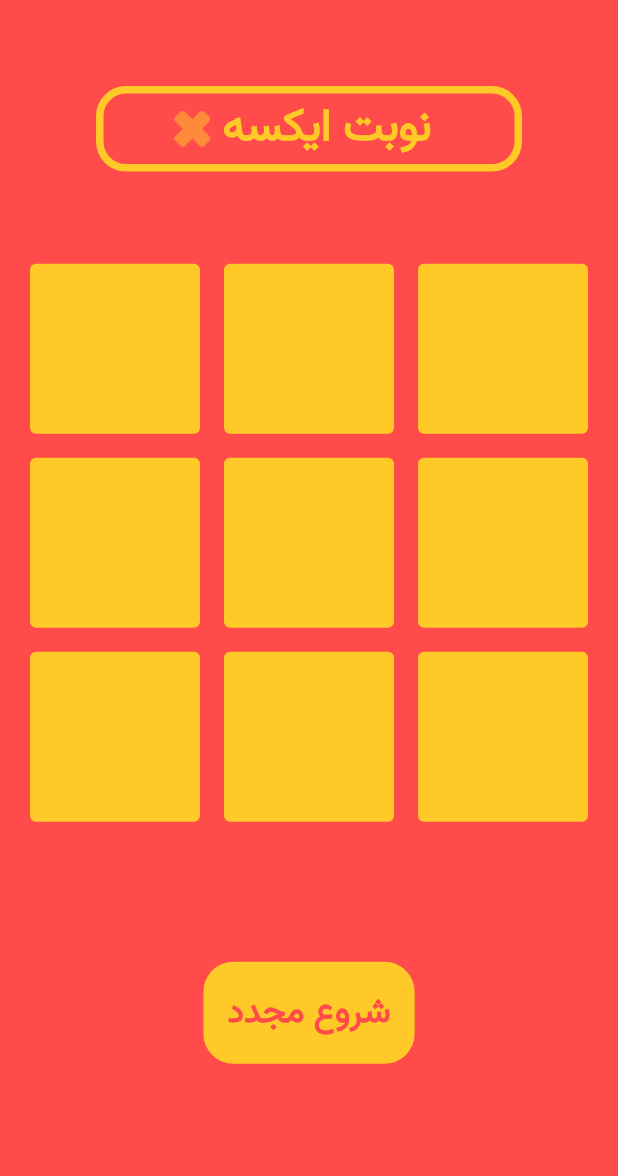
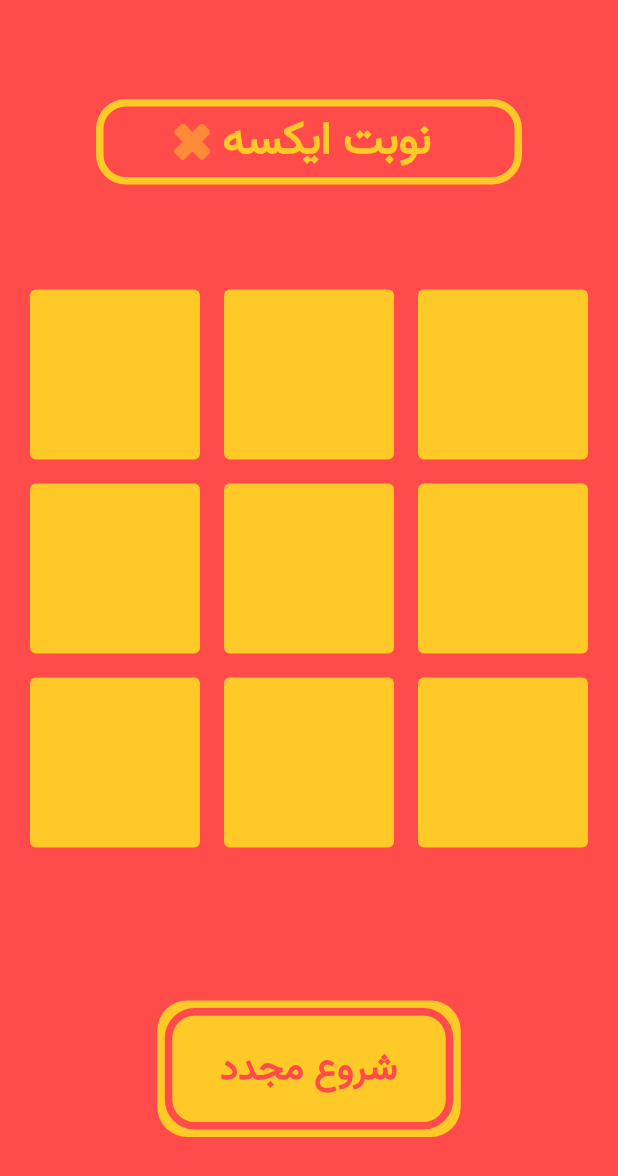
Before and after one commit to Hadi-Abedini/XO-game, a Flutter app: the SelectedSide screen opened directly, after a tap on "شروع بازی", on a phone screen of 412 x 824 dp. Shown: the top 1176 px of the screen. Run offline on Flutter 3.47's test engine with Material 2 defaults, Android fonts, the phone set to English and light mode, and no system bars.

Commit message:
change padding and restart buttin style

```diff
--- a/lib/View/board_screen.dart
+++ b/lib/View/board_screen.dart
@@ -65,20 +65,32 @@ class _BoardScreenState extends State<BoardScreen> {
                   borderRadius: BorderRadius.circular(20),
                   color: SolidColors.secondaryColor,
                 ),
+                child: Padding(
+                  padding: const EdgeInsets.all(5),
+                  child: Container(
+                    decoration: BoxDecoration(
+                      borderRadius: BorderRadius.circular(20),
+                      border: Border.all(
+                        color: SolidColors.primaryColor,
+                        width: 5,
+                      ),
+                      color: SolidColors.secondaryColor,
+                    ),
                     child: const Padding(
-                  padding: EdgeInsets.all(16),
+                      padding: EdgeInsets.fromLTRB(32, 16, 32, 16),
                       child: Text(
                         'شروع مجدد',
                         style: TextStyle(
                             fontFamily: 'vazir',
-                        fontSize: 23,
+                            fontSize: 25,
                             fontWeight: FontWeight.w700,
                             color: SolidColors.primaryColor),
                       ),
                     ),
                   ),
                 ),
-            const SizedBox(height: 0),
+              ),
+            ),
           ],
         ),
       ),
--- a/lib/View/selected_page.dart
+++ b/lib/View/selected_page.dart
@@ -16,12 +16,13 @@ var selectedSide = "x";
 class _SelectedSideState extends State<SelectedSide> {
   @override
   Widget build(BuildContext context) {
+    final size = MediaQuery.of(context).size;
     return Scaffold(
       backgroundColor: SolidColors.primaryColor,
       body: Center(
         child: Padding(
-          padding: EdgeInsets.fromLTRB(MediaQuery.of(context).size.width / 14,
-              64, MediaQuery.of(context).size.width / 14, 64),
+          padding:
+              EdgeInsets.fromLTRB(size.width / 10, 64, size.width / 10, 64),
           child: Column(
             mainAxisAlignment: MainAxisAlignment.center,
             children: [
```
Lines whose indentation alone changed are shown as unchanged.
